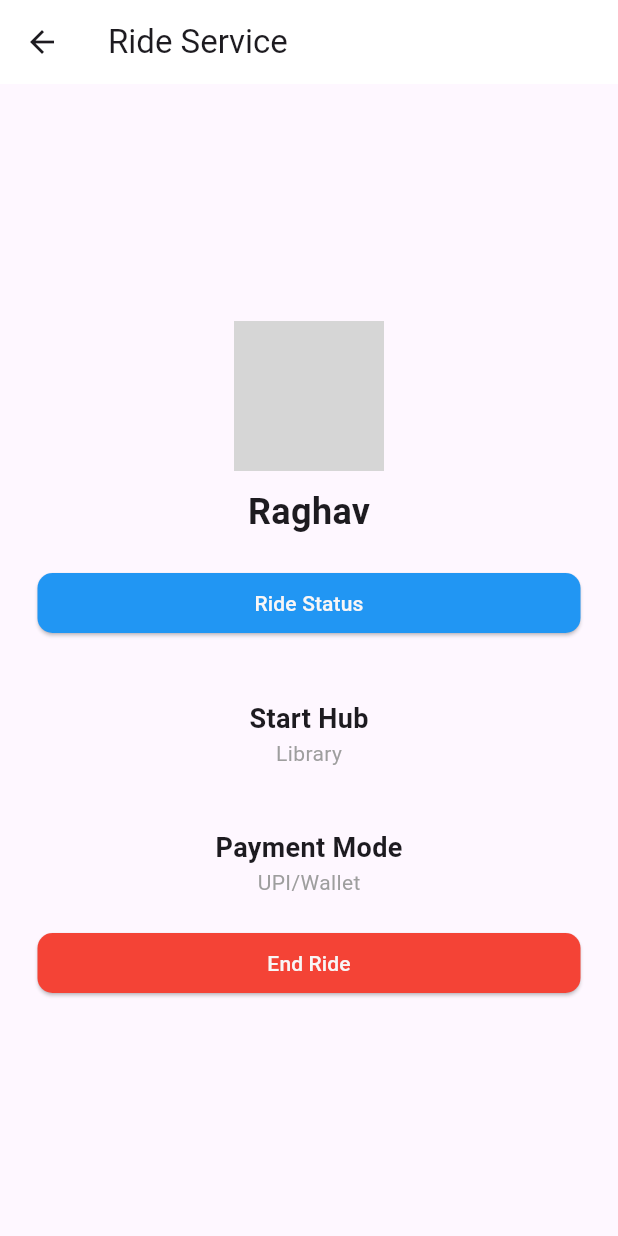
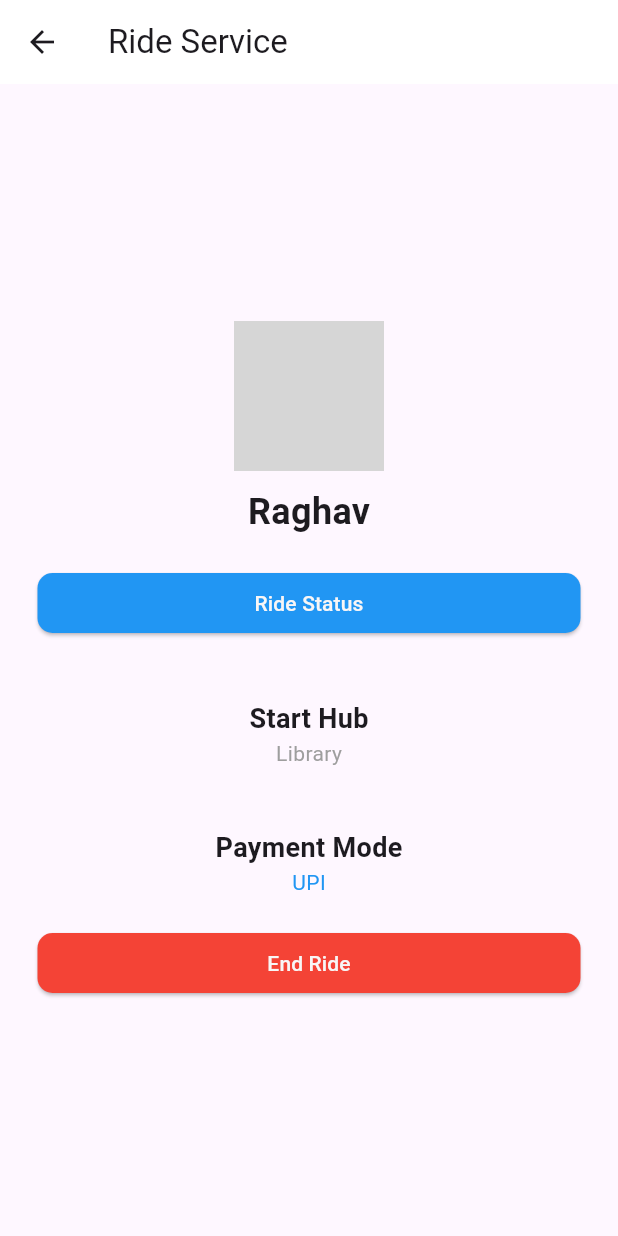
Before and after one commit to Pedal-Pal-CS253/pedal-pal-frontend, a Flutter app: the RideScreen screen opened directly, on a phone screen of 412 x 824 dp. Run offline on Flutter 3.47's test engine with Material 3 defaults, Android fonts, the phone set to English and light mode, and no system bars; our stand-ins replace flutter_dotenv, flutter_secure_storage, fluttertoast, google_maps_flutter, pin_input_text_field, uni_links; missing offline and left inert: razorpay_flutter; accounts and stored records are empty; grey boxes are pictures that could not be loaded.

Commit message:
Update active_ride.dart

```diff
--- a/frontend/lib/pages/active_ride.dart
+++ b/frontend/lib/pages/active_ride.dart
@@ -1,5 +1,5 @@
 import 'package:flutter/material.dart';
-
+import 'models/profile.dart';
 void main() {
   runApp(MyApp());
 }
@@ -18,7 +18,30 @@ class MyApp extends StatelessWidget {
   }
 }
 
-class RideScreen extends StatelessWidget {
+class RideScreen extends StatefulWidget {
+  @override
+  _RideScreenState createState() => _RideScreenState();
+}
+
+class _RideScreenState extends State<RideScreen> {
+ // Set the user's subscription status here
+
+
+
+  String _getPaymentMode() {
+    // import the isSubscribed variable from the User class
+    // and use it to return the payment mode
+    // why is this not working
+    User user = User('email', 'firstName', 'lastName', 'phone', true );
+    bool isSubscribed = user.isSubscribed;
+
+    if (isSubscribed ) {
+      return 'Wallet';
+    } else {
+      return 'UPI';
+    }
+  }
+
   @override
   Widget build(BuildContext context) {
     return Scaffold(
@@ -37,12 +60,14 @@ class RideScreen extends StatelessWidget {
               children: [
                 CircleAvatar(
                   radius: 50,
-                  backgroundImage: AssetImage('assets/profile_picture.jpg'), // Put your image path here
+                  backgroundImage: AssetImage(
+                      'assets/profile_picture.jpg'), // Put your image path here
                 ),
                 SizedBox(height: 10),
                 Text(
                   'Raghav',
-                  style: TextStyle(fontSize: 24, fontWeight: FontWeight.bold),
+                  style: TextStyle(
+                      fontSize: 24, fontWeight: FontWeight.bold),
                 ),
               ],
             ),
@@ -54,7 +79,11 @@ class RideScreen extends StatelessWidget {
                 onPressed: () {
                   // Functionality for Ride Status goes here
                 },
-                child: Text('Ride Status',style: TextStyle(color: const Color.fromARGB(255, 248, 246, 246)),),
+                child: Text(
+                  'Ride Status',
+                  style: TextStyle(
+                      color: const Color.fromARGB(255, 248, 246, 246)),
+                ),
                 style: ElevatedButton.styleFrom(
                   backgroundColor: Colors.blue,
                   shape: RoundedRectangleBorder(
@@ -70,7 +99,8 @@ class RideScreen extends StatelessWidget {
               children: [
                 Text(
                   'Start Hub',
-                  style: TextStyle(fontSize: 18, fontWeight: FontWeight.bold),
+                  style: TextStyle(
+                      fontSize: 18, fontWeight: FontWeight.bold),
                 ),
                 Text(
                   'Library',
@@ -85,11 +115,15 @@ class RideScreen extends StatelessWidget {
               children: [
                 Text(
                   'Payment Mode',
-                  style: TextStyle(fontSize: 18, fontWeight: FontWeight.bold),
+                  style: TextStyle(
+                      fontSize: 18, fontWeight: FontWeight.bold),
                 ),
-                Text(
-                  'UPI/Wallet',
-                  style: TextStyle(color: Colors.grey),
+                InkWell(
+                 // onTap: _toggleSubscription,
+                  child: Text(
+                    _getPaymentMode(),
+                    style: TextStyle(color: Colors.blue),
+                  ),
                 ),
               ],
             ),
@@ -102,7 +136,11 @@ class RideScreen extends StatelessWidget {
                 onPressed: () {
                   // Functionality to end ride goes here
                 },
-                child: Text('End Ride',style: TextStyle(color: const Color.fromARGB(255, 248, 246, 246)),),
+                child: Text(
+                  'End Ride',
+                  style: TextStyle(
+                      color: const Color.fromARGB(255, 248, 246, 246)),
+                ),
                 style: ElevatedButton.styleFrom(
                   backgroundColor: Colors.red,
                   shape: RoundedRectangleBorder(
@@ -114,6 +152,11 @@ class RideScreen extends StatelessWidget {
           ],
         ),
       ),
+    );
+  }
+}
+
+      ),
 
     );
   }
```
